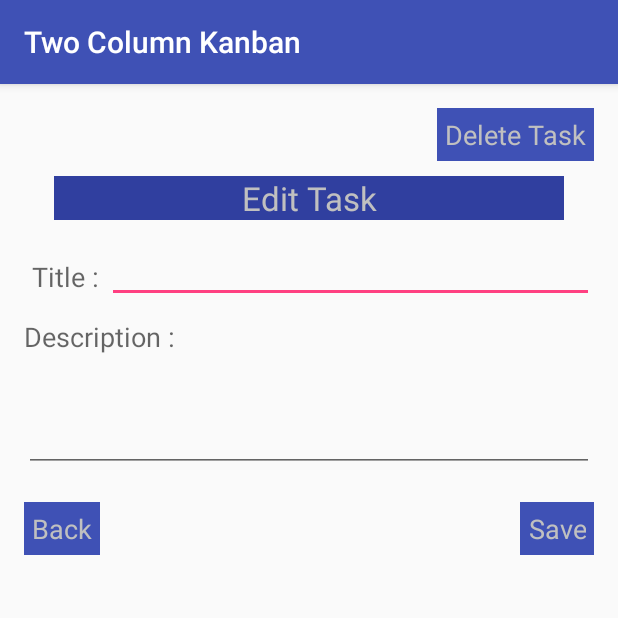
After one commit to theSardonyx/TwoColTrello, an Android app: the EditTaskScreen screen opened directly, with no data from a screen before it, on a phone screen of 412 x 824 dp, the top half of it. The commit adds this screen. Run offline under Robolectric (Android 15) with nearby library versions, the phone set to English and light mode, and no system bars.

Commit message:
Added Delete/Edit Task function

```diff
--- a/app/build.gradle
+++ b/app/build.gradle
@@ -23,4 +23,5 @@ dependencies {
     compile fileTree(dir: 'libs', include: ['*.jar'])
     testCompile 'junit:junit:4.12'
     compile 'com.android.support:appcompat-v7:23.4.0'
+    compile 'com.android.support:support-v4:23.4.0'
 }
--- a/app/src/main/AndroidManifest.xml
+++ b/app/src/main/AndroidManifest.xml
@@ -15,7 +15,8 @@
                 <category android:name="android.intent.category.LAUNCHER" />
             </intent-filter>
         </activity>
-        <activity android:name=".AddTaskScreen2"></activity>
+        <activity android:name=".AddTaskScreen2" />
+        <activity android:name=".EditTaskScreen"></activity>
     </application>
 
 </manifest>
--- /dev/null
+++ b/app/src/main/res/layout/activity_edit_task_screen.xml
@@ -0,0 +1,97 @@
+<?xml version="1.0" encoding="utf-8"?>
+<LinearLayout xmlns:android="http://schemas.android.com/apk/res/android"
+    xmlns:tools="http://schemas.android.com/tools"
+    android:layout_width="match_parent"
+    android:layout_height="match_parent"
+    android:paddingBottom="@dimen/activity_vertical_margin"
+    android:paddingLeft="@dimen/activity_horizontal_margin"
+    android:paddingRight="@dimen/activity_horizontal_margin"
+    android:paddingTop="@dimen/activity_vertical_margin"
+    android:orientation="vertical"
+    tools:context="com.azeusojt.kryzlpascual.twocoltrello.EditTaskScreen">
+
+    <Button
+
+        android:layout_width="wrap_content"
+        android:layout_height="wrap_content"
+        android:text="@string/delete"
+        android:layout_gravity="end"
+        android:onClick="delete"/>
+
+    <TextView
+        android:layout_width="match_parent"
+        android:layout_height="wrap_content"
+        android:textAppearance="?android:attr/textAppearanceLarge"
+        android:text="@string/edit"
+        android:gravity="center"
+        android:layout_marginBottom="20dp"
+        android:layout_marginLeft="20dp"
+        android:layout_marginRight="20dp"
+        android:layout_marginTop="10dp"
+        android:background="@color/colorPrimaryDark"
+        android:textColor="@color/silver"/>
+
+    <LinearLayout
+        android:layout_width="match_parent"
+        android:layout_height="wrap_content">
+
+        <TextView
+            android:layout_width="wrap_content"
+            android:layout_height="wrap_content"
+            android:textAppearance="?android:attr/textAppearanceMedium"
+            android:text="@string/title"
+            android:padding="5dp"/>
+
+        <EditText
+            android:id="@+id/editTaskTitle"
+            android:layout_width="0dp"
+            android:layout_height="wrap_content"
+            android:layout_weight="1"
+            android:padding="5dp"/>
+
+    </LinearLayout>
+
+    <LinearLayout
+        android:layout_width="match_parent"
+        android:layout_height="wrap_content"
+        android:orientation="vertical"
+        android:layout_marginTop="10dp"
+        android:layout_marginBottom="20dp">
+
+        <TextView
+            android:layout_width="match_parent"
+            android:layout_height="wrap_content"
+            android:textAppearance="?android:attr/textAppearanceMedium"
+            android:text="@string/desc"/>
+
+        <EditText
+            android:id="@+id/editTaskDesc"
+            android:layout_width="match_parent"
+            android:layout_height="wrap_content"
+            android:inputType="textMultiLine"
+            android:minLines="3"
+            android:scrollbars="vertical"
+            android:padding="5dp"/>
+
+    </LinearLayout>
+
+    <RelativeLayout
+        android:layout_width="match_parent"
+        android:layout_height="wrap_content">
+
+        <Button
+            android:layout_width="wrap_content"
+            android:layout_height="wrap_content"
+            android:text="@string/cancel"
+            android:onClick="cancel"/>
+
+        <Button
+            android:layout_width="wrap_content"
+            android:layout_height="wrap_content"
+            android:text="@string/save"
+            android:layout_alignParentRight="true"
+            android:onClick="save"/>
+
+    </RelativeLayout>
+
+</LinearLayout>
--- a/app/src/main/res/values/strings.xml
+++ b/app/src/main/res/values/strings.xml
@@ -1,10 +1,15 @@
 <resources>
-    <string name="app_name">Two Column Trello</string>
+    <string name="app_name">Two Column Kanban</string>
     <string name="to_do">To Do</string>
     <string name="done">Done</string>
     <string name="addTask">New Task</string>
     <string name="title">Title :</string>
     <string name="desc">Description :</string>
     <string name="save">Save</string>
-    <string name="cancel">Cancel</string>
+    <string name="cancel">Back</string>
+    <string name="edit">Edit Task</string>
+    <string name="delete">Delete Task</string>
+
+    <!-- TODO: Remove or change this placeholder text -->
+    <string name="hello_blank_fragment">Hello blank fragment</string>
 </resources>
```
Also changed, not shown: app/src/main/java/com/azeusojt/kryzlpascual/twocoltrello/EditTaskScreen.java (added, +78 -0 lines), app/src/main/java/com/azeusojt/kryzlpascual/twocoltrello/MainActivity.java (+33 -6 lines).
